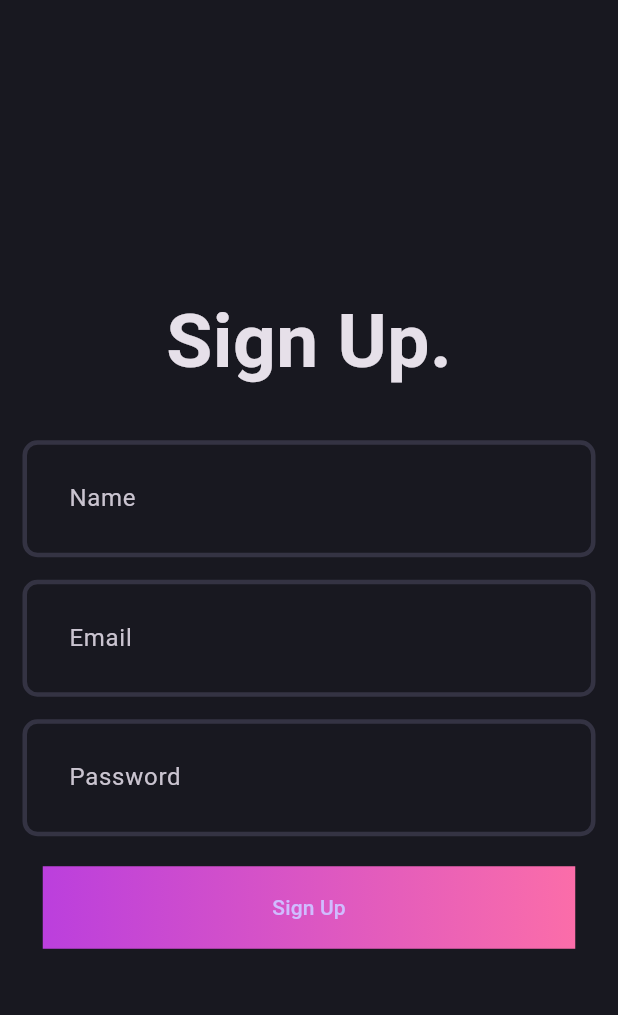
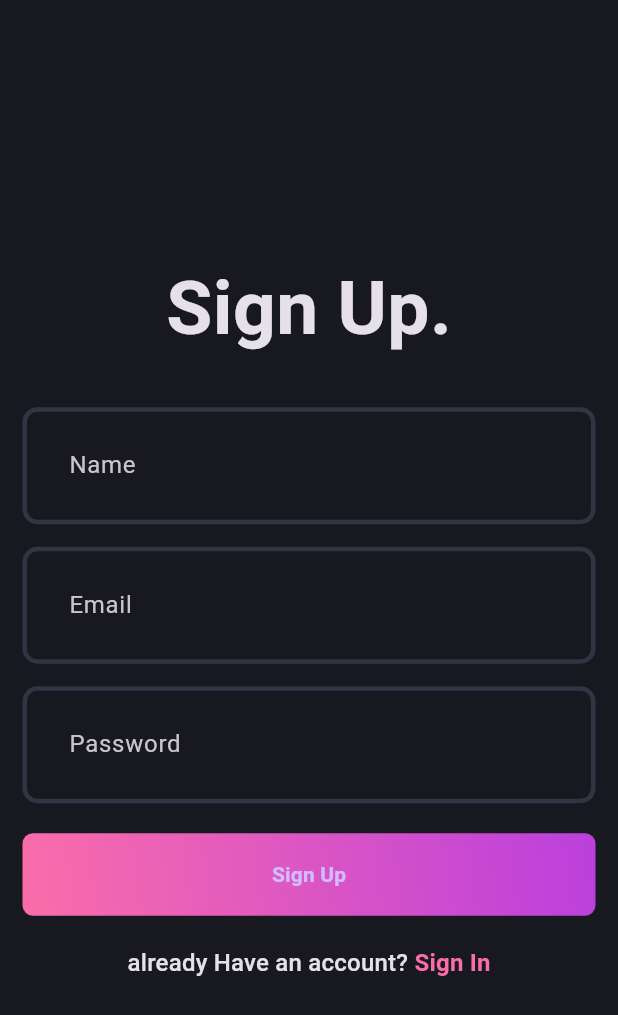
Before and after one commit to adityakumar-dev/flutter, a Flutter app: the SignUp screen opened directly, on a phone screen of 412 x 824 dp. Shown: the top 1015 px of the screen. Run offline on Flutter 3.47's test engine with Material 3 defaults, Android fonts, the phone set to English and light mode, and no system bars.

Commit message:
SignUp Page added , sign in page added

```diff
--- a/blog_app/analysis_options.yaml
+++ b/blog_app/analysis_options.yaml
@@ -7,6 +7,9 @@
 
 # The following line activates a set of recommended lints for Flutter apps,
 # packages, and plugins designed to encourage good coding practices.
+analyzer:
+  errors:
+    non_constant_identifier_names: ignore
 include: package:flutter_lints/flutter.yaml
 
 linter:
--- a/blog_app/lib/features/auth/presentations/pages/signup_page.dart
+++ b/blog_app/lib/features/auth/presentations/pages/signup_page.dart
@@ -1,3 +1,6 @@
+// ignore_for_file: non_constant_identifier_names
+
+import 'package:blog_app/core/theme/app_pallate.dart';
 import 'package:blog_app/widgets/auth_Button.dart';
 import 'package:blog_app/widgets/auth_field.dart';
 import 'package:flutter/material.dart';
@@ -10,33 +13,75 @@ class SignUp extends StatefulWidget {
 }
 
 class _SignUpState extends State<SignUp> {
+   final  formKey = GlobalKey<FormState>();
+  final EmailController = TextEditingController();
+  final PasswordController = TextEditingController();
+  final NameController = TextEditingController();
+  @override
+  void dispose() {
+    EmailController.dispose();
+    PasswordController.dispose();
+    NameController.dispose();
+
+    super.dispose();
+  }
   @override
   Widget build(BuildContext context) {
-    return const Scaffold(
+    return Form(
+      key: formKey,
+      child: Scaffold(
         body: Padding(
-        padding: EdgeInsets.all(15.0),
+          padding: const EdgeInsets.all(15.0),
           child: Column(
             mainAxisAlignment: MainAxisAlignment.center,
             children: [
-            Text(
+             const Text(
                 'Sign Up.',
                 style: TextStyle(fontSize: 50, fontWeight: FontWeight.bold),
               ),
-            SizedBox(height: 30,),
+              const SizedBox(
+                height: 30,
+              ),
                AuthField(
                 hintText: 'Name',
+                controller: NameController,
               ),
-            SizedBox(height: 15,),
+            const  SizedBox(
+                height: 15,
+              ),
              AuthField(
                 hintText: 'Email',
+              controller: EmailController,
               ),
-            SizedBox(height: 15,),
+             const SizedBox(
+                height: 15,
+              ),
               AuthField(
                 hintText: 'Password',
+                isObsecureText: true,
+                controller: PasswordController,
               ),
-            SizedBox(height: 20,)
-            , AuthGradientButton()
+             const SizedBox(
+                height: 20,
+              ),
+             const AuthGradientButton(btnText: "Sign Up"),
+             const SizedBox(
+                height: 20,
+              ),
+              RichText(
+                  text: TextSpan(
+                      text: "already Have an account? ",
+                      style: Theme.of(context).textTheme.titleMedium,
+                      children: [
+                    TextSpan(
+                        text: "Sign In",
+                        style: Theme.of(context)
+                            .textTheme
+                            .titleMedium
+                            ?.copyWith(color: AppPallete.gradient2 , fontWeight: FontWeight.bold))
+                  ])),
             ],
+          ),
         ),
       ),
     );
--- a/blog_app/lib/main.dart
+++ b/blog_app/lib/main.dart
@@ -1,4 +1,5 @@
 import 'package:blog_app/core/theme/theme.dart';
+import 'package:blog_app/features/auth/presentations/pages/signin_page.dart';
 import 'package:blog_app/features/auth/presentations/pages/signup_page.dart';
 import 'package:flutter/material.dart';
 
@@ -16,7 +17,7 @@
       debugShowCheckedModeBanner: false,
       title: 'Flutter Demo',
       theme: AppTheme.darkThemeMode,
-      home: const SignUp(),
+      home: const SignIn(),
     );
   }
 }
--- a/blog_app/lib/widgets/auth_Button.dart
+++ b/blog_app/lib/widgets/auth_Button.dart
@@ -2,21 +2,27 @@ import 'package:blog_app/core/theme/app_pallate.dart';
 import 'package:flutter/material.dart';
 
 class AuthGradientButton extends StatelessWidget {
-  const AuthGradientButton({super.key});
-
+  const AuthGradientButton({super.key,required this.btnText});
+  final String btnText;
   @override
   Widget build(BuildContext context) {
     return Container(
       decoration: BoxDecoration(
-        gradient: LinearGradient(colors:[AppPallete.gradient1,AppPallete.gradient2])
-      ),
-      child: ElevatedButton(onPressed: () {},
-      style: ElevatedButton.styleFrom(
-        backgroundColor: AppPallete.transparentColor,
-        shadowColor: AppPallete.transparentColor,
-        fixedSize: Size(355, 55)
-      ),
-      child: Text("Sign Up")),
+          gradient: const LinearGradient(
+              colors: [AppPallete.gradient1, AppPallete.gradient2],
+              begin: Alignment.topRight,
+              end: Alignment.bottomLeft),
+          borderRadius: BorderRadius.circular(7)),
+      child: ElevatedButton(
+          onPressed: () {},
+          style: ElevatedButton.styleFrom(
+              backgroundColor: AppPallete.transparentColor,
+              shadowColor: AppPallete.transparentColor,
+              fixedSize: const Size(395, 55)),
+          child: Text(
+            btnText,
+            style: const TextStyle(fontWeight: FontWeight.w600),
+          )),
     );
   }
 }
--- a/blog_app/lib/widgets/auth_field.dart
+++ b/blog_app/lib/widgets/auth_field.dart
@@ -1,8 +1,10 @@
 import 'package:flutter/material.dart';
 
 class AuthField extends StatelessWidget {
+  final isObsecureText;
   final String hintText;
-  const AuthField({super.key,  required this.hintText});
+  final controller ;
+  const AuthField({super.key,  required this.hintText,this.isObsecureText = false, required this.controller});
 
   @override
   Widget build(BuildContext context) {
@@ -10,6 +12,14 @@ class AuthField extends StatelessWidget {
       decoration: InputDecoration(
         hintText: hintText
       ),
+      obscureText: isObsecureText,
+      validator: (value){
+        if(value!.isEmpty){
+          return "$hintText is missing";
+        }else {
+          return null;
+        }
+      },
     );
   }
 }
```
Also changed, not shown: blog_app/lib/features/auth/presentations/pages/signin_page.dart (added, +65 -0 lines). Lines whose indentation alone changed are shown as unchanged.
